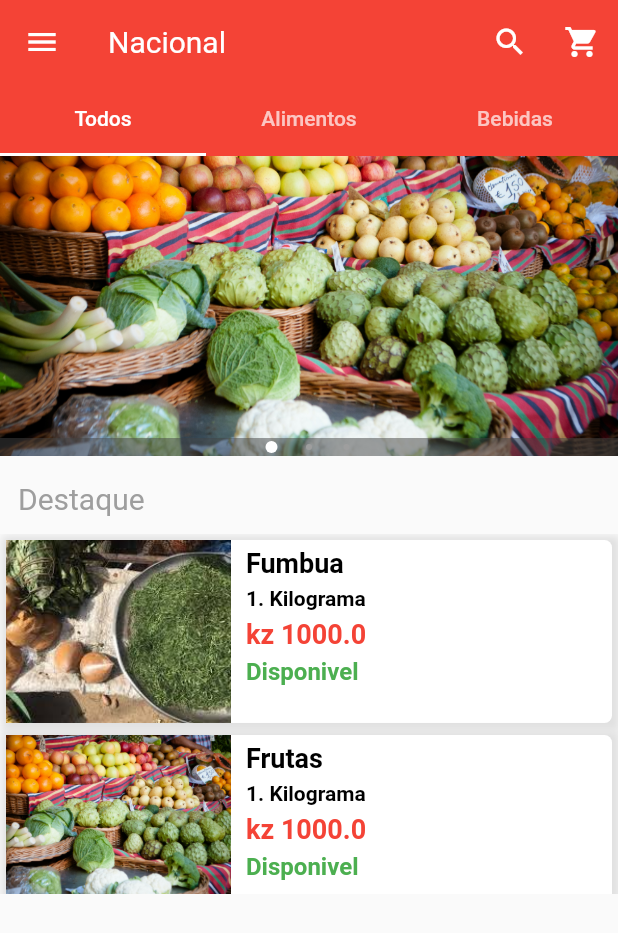
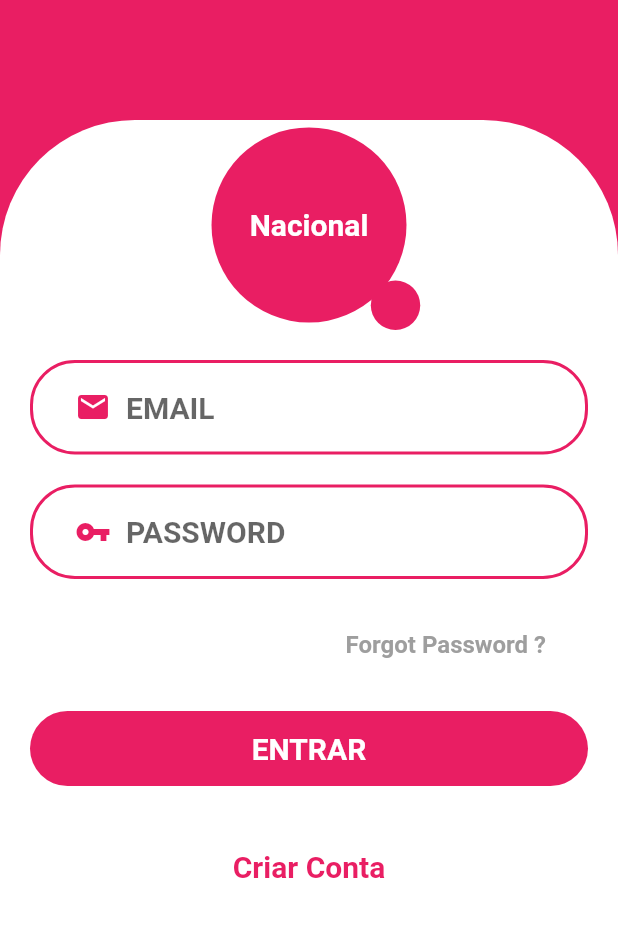
Before and after one commit to helmercap11/Nacional, a Flutter app: the screen it shows after launch, on a phone screen of 412 x 824 dp. Shown: the top 933 px of the screen. Run offline on Flutter 3.47's test engine with Material 2 defaults, Android fonts, the phone set to English and light mode, and no system bars; drawn by our look-alikes of carousel_pro; our stand-ins replace carousel_slider, font_awesome_flutter, splashscreen.

Commit message:
create login page

```diff
--- a/lib/main.dart
+++ b/lib/main.dart
@@ -15,7 +15,7 @@ class MyApp extends StatelessWidget {
       debugShowCheckedModeBanner: false,
       title: 'Nacional',
       theme: ThemeData(
-        primarySwatch: red,
+        primarySwatch: pink,
         visualDensity: VisualDensity.adaptivePlatformDensity,
       ),
       home: Splash(),
--- a/lib/src/const/global_const.dart
+++ b/lib/src/const/global_const.dart
@@ -1,7 +1,9 @@
 import 'package:flutter/material.dart';
 
+const pink = Colors.pink;
 const red = Colors.red;
 const white = Colors.white;
+const white70 = Colors.white70;
 const black = Colors.black;
 const grey = Colors.grey;
 const gren = Colors.green;
--- a/lib/src/screens/PayAllPage.dart
+++ b/lib/src/screens/PayAllPage.dart
@@ -17,6 +17,7 @@ class PayAllPage extends StatelessWidget {
     return Scaffold(
       appBar: AppBar(
         title: Text("Conferir Pedido"),
+        centerTitle: true,
       ),
       body: Container(
         child: Container(
@@ -131,7 +132,7 @@ class PayAllPage extends StatelessWidget {
                     size: 20,
                     color: white,
                   ),
-                  color: red,
+                  color: pink,
                   textColor: white,
                   elevation: 5,
                   height: 50.0,
@@ -166,7 +167,7 @@ class AddAll extends StatelessWidget {
               width: 50.0,
               height: 35.0,
               decoration: BoxDecoration(
-                  color: red,
+                  color: pink,
                   border: Border.all(color: white, width: 2.0),
                   borderRadius: BorderRadius.circular(5.0)),
               child: Center(
--- a/lib/src/screens/detail_all_page.dart
+++ b/lib/src/screens/detail_all_page.dart
@@ -10,6 +10,7 @@ class DetailAllPage extends StatelessWidget {
     return Scaffold(
       appBar: AppBar(
         title: Text("Detalhes do pedido"),
+        centerTitle: true,
       ),
       body: Container(
         padding: EdgeInsets.only(left: 15, right: 15, bottom: 150),
@@ -38,7 +39,7 @@ class DetailAllPage extends StatelessWidget {
                     ),
                     CustomText(
                       text: "1000.00",
-                      color: red,
+                      color: pink,
                       size: 20,
                       weight: FontWeight.w500,
                     )
@@ -62,7 +63,7 @@ class DetailAllPage extends StatelessWidget {
                     width: 200.0,
                     height: 45.0,
                     decoration: BoxDecoration(
-                      color: red,
+                      color: pink,
                       border: Border.all(color: white, width: 2.0),
                       borderRadius: BorderRadius.circular(10.0),
                     ),
--- /dev/null
+++ b/lib/src/screens/login_page.dart
@@ -0,0 +1,246 @@
+import 'package:flutter/material.dart';
+import 'package:nacional/src/const/global_const.dart';
+import 'package:nacional/src/screens/home_page.dart';
+import 'package:nacional/src/widgets/custom_text.dart';
+
+class LoginPage extends StatefulWidget {
+  @override
+  _LoginPageState createState() => _LoginPageState();
+}
+
+class _LoginPageState extends State<LoginPage> {
+  final GlobalKey<ScaffoldState> _scaffoldKey = new GlobalKey<ScaffoldState>();
+  TextEditingController _emailController = new TextEditingController();
+  TextEditingController _passwordController = new TextEditingController();
+  TextEditingController _nameController = new TextEditingController();
+  String _email;
+  String _password;
+  String _displayName;
+  bool _obsecure = false;
+
+  void _loginUser() {
+    _email = _emailController.text;
+    _password = _passwordController.text;
+    _emailController.clear();
+    _passwordController.clear();
+  }
+
+  void _homepage() {
+    Navigator.push(
+        context,
+        MaterialPageRoute(
+          builder: (context) => HomePage(),
+        ));
+  }
+
+  @override
+  Widget build(BuildContext context) {
+    Widget logo() {
+      return Padding(
+        padding: EdgeInsets.only(top: MediaQuery.of(context).size.height * 0),
+        child: Container(
+          width: MediaQuery.of(context).size.width,
+          height: 140,
+          child: Stack(
+            children: [
+              Positioned(
+                child: Align(
+                  child: Container(
+                    width: 130,
+                    height: 130,
+                    decoration:
+                        BoxDecoration(shape: BoxShape.circle, color: pink),
+                  ),
+                  alignment: Alignment.center,
+                ),
+              ),
+              Positioned(
+                  child: Container(
+                child: CustomText(
+                  text: "Nacional",
+                  size: 20,
+                  weight: FontWeight.bold,
+                  color: white,
+                ),
+                alignment: Alignment.center,
+              )),
+              Positioned(
+                width: MediaQuery.of(context).size.width * 0.08,
+                height: MediaQuery.of(context).size.width * 0.08,
+                bottom: 0,
+                right: MediaQuery.of(context).size.width * 0.32,
+                child: Container(
+                  decoration:
+                      BoxDecoration(shape: BoxShape.circle, color: Colors.pink),
+                ),
+              ),
+            ],
+          ),
+        ),
+      );
+    }
+
+    return Scaffold(
+      //backgroundColor: pink,
+      body: Container(
+        width: MediaQuery.of(context).size.width,
+        height: MediaQuery.of(context).size.height,
+        decoration: BoxDecoration(
+            gradient: LinearGradient(
+          colors: [
+            Colors.pink,
+            Colors.pink,
+          ],
+        )),
+        child: Padding(
+            child: Container(
+              child: Container(
+                //decoration: BoxDecoration(color: Theme.of(context).canvasColor),
+                child: ClipRRect(
+                  borderRadius: BorderRadius.only(
+                      topLeft: Radius.circular(90.0),
+                      topRight: Radius.circular(90.0)),
+                  child: Container(
+                    child: ListView(
+                      children: [
+                        Container(
+                          child: Column(
+                            mainAxisAlignment: MainAxisAlignment.center,
+                            children: [
+                              logo(),
+                              Padding(
+                                padding: EdgeInsets.only(bottom: 20, top: 20),
+                                child: _input(Icon(Icons.email), "EMAIL",
+                                    _emailController, false),
+                              ),
+                              Padding(
+                                padding: EdgeInsets.only(bottom: 20),
+                                child: _input(Icon(Icons.vpn_key), "PASSWORD",
+                                    _passwordController, true),
+                              ),
+                              Align(
+                                alignment: Alignment.centerRight,
+                                child: Padding(
+                                  padding: const EdgeInsets.only(right: 32),
+                                  child: FlatButton(
+                                    child: CustomText(
+                                      text: "Forgot Password ?",
+                                      color: grey,
+                                      weight: FontWeight.bold,
+                                    ),
+                                    onPressed: () {},
+                                  ),
+                                ),
+                              ),
+                              SizedBox(
+                                height: 20,
+                              ),
+                              Padding(
+                                padding: EdgeInsets.only(
+                                    left: 20,
+                                    right: 20,
+                                    bottom: MediaQuery.of(context)
+                                        .viewInsets
+                                        .bottom),
+                                child: Container(
+                                  child: _button(
+                                      "ENTRAR",
+                                      Colors.white,
+                                      Colors.pink,
+                                      Colors.pink,
+                                      Colors.white,
+                                      _homepage),
+                                  height: 50,
+                                  width: MediaQuery.of(context).size.width,
+                                ),
+                              ),
+                              SizedBox(
+                                height: 30,
+                              ),
+                              FlatButton(
+                                onPressed: () {
+                                  Navigator.push(
+                                      context,
+                                      MaterialPageRoute(
+                                        builder: (context) => HomePage(),
+                                      ));
+                                },
+                                child: CustomText(
+                                  text: "Criar Conta",
+                                  size: 20,
+                                  color: pink,
+                                  weight: FontWeight.w700,
+                                ),
+                              )
+                            ],
+                          ),
+                        ),
+                      ],
+                    ),
+                    height: MediaQuery.of(context).size.height / 1.1,
+                    width: MediaQuery.of(context).size.width,
+                    color: white,
+                  ),
+                ),
+              ),
+            ),
+            padding: EdgeInsets.only(top: 80)),
+      ),
+    );
+  }
+}
+
+Widget _input(
+    Icon icon, String hint, TextEditingController controller, bool obsecure) {
+  return Container(
+    padding: EdgeInsets.only(left: 20, right: 20),
+    child: TextField(
+      controller: controller,
+      obscureText: obsecure,
+      style: TextStyle(
+        fontSize: 20,
+      ),
+      decoration: InputDecoration(
+          hintStyle: TextStyle(fontWeight: FontWeight.bold, fontSize: 20),
+          hintText: hint,
+          enabledBorder: OutlineInputBorder(
+            borderRadius: BorderRadius.circular(30),
+            borderSide: BorderSide(
+              color: pink,
+              width: 2,
+            ),
+          ),
+          border: OutlineInputBorder(
+              borderRadius: BorderRadius.circular(30),
+              borderSide: BorderSide(
+                color: pink,
+                width: 3,
+              )),
+          prefixIcon: Padding(
+            child: IconTheme(data: IconThemeData(color: pink), child: icon),
+            padding: EdgeInsets.only(left: 30, right: 10),
+          )),
+    ),
+  );
+}
+
+Widget _button(String text, Color splashColor, Color highligthColor,
+    Color fillColor, Color textColor, void funcition()) {
+  return RaisedButton(
+      highlightElevation: 0.0,
+      splashColor: splashColor,
+      highlightColor: highligthColor,
+      elevation: 0.0,
+      color: fillColor,
+      shape:
+          RoundedRectangleBorder(borderRadius: new BorderRadius.circular(30.0)),
+      child: CustomText(
+        text: text,
+        color: textColor,
+        weight: FontWeight.bold,
+        size: 20,
+      ),
+      onPressed: () {
+        funcition();
+      });
+}
--- a/lib/src/tabs/all_tab.dart
+++ b/lib/src/tabs/all_tab.dart
@@ -16,9 +16,14 @@ class _AllTabState extends State<AllTab> {
     child: Carousel(
       boxFit: BoxFit.cover,
       images: [
-        AssetImage('images/frutas.jpg'),
-        AssetImage('images/frutas.jpg'),
-        AssetImage('images/frutas.jpg'),
+
+        NetworkImage("https://images.unsplash.com/photo-1496318447583-f524534e9ce1?ixlib=rb-1.2.1&ixid=eyJhcHBfaWQiOjEyMDd9&auto=format&fit=crop&w=400&q=60"),
+        NetworkImage("https://images.unsplash.com/photo-1563822249510-04678c78df85?ixlib=rb-1.2.1&ixid=eyJhcHBfaWQiOjEyMDd9&auto=format&fit=crop&w=400&q=60"),
+        NetworkImage("https://images.unsplash.com/photo-1476837579993-f1d3948f17c2?ixlib=rb-1.2.1&auto=format&fit=crop&w=400&q=60"),
+        NetworkImage("https://images.unsplash.com/photo-1559443922-3f698a0ff27a?ixlib=rb-1.2.1&ixid=eyJhcHBfaWQiOjEyMDd9&auto=format&fit=crop&w=400&q=60"),
+        NetworkImage("https://images.unsplash.com/photo-1497534446932-c925b458314e?ixlib=rb-1.2.1&ixid=eyJhcHBfaWQiOjEyMDd9&auto=format&fit=crop&w=400&q=60"),
+        NetworkImage("https://images.unsplash.com/photo-1550087560-0d40289f48ea?ixlib=rb-1.2.1&ixid=eyJhcHBfaWQiOjEyMDd9&auto=format&fit=crop&w=750&q=80"),
+        NetworkImage("https://images.unsplash.com/photo-1573208134098-d112fe111c06?ixlib=rb-1.2.1&ixid=eyJhcHBfaWQiOjEyMDd9&auto=format&fit=crop&w=750&q=80"),
       ],
       autoplay: true,
       animationCurve: Curves.fastLinearToSlowEaseIn,
--- a/lib/src/widgets/custom_drawer.dart
+++ b/lib/src/widgets/custom_drawer.dart
@@ -13,7 +13,7 @@ class CustomDrawer extends StatelessWidget {
           children: <Widget>[
             Container(
               height: 140,
-              color: red,
+              color: pink,
               child: Row(
                 crossAxisAlignment: CrossAxisAlignment.center,
                 mainAxisAlignment: MainAxisAlignment.spaceEvenly,
@@ -74,7 +74,7 @@ class CustomDrawer extends StatelessWidget {
               height: 60,
               width: double.infinity,
               padding: EdgeInsets.only(left: 10, top: 20),
-              color: red,
+              color: pink,
               child: CustomText(
                 text: "Suporte",
                 color: white,
--- a/lib/src/widgets/custom_tile.dart
+++ b/lib/src/widgets/custom_tile.dart
@@ -16,7 +16,7 @@ class CustomTile extends StatelessWidget {
         children: <Widget>[
           Icon(
             icon,
-            color: red,
+            color: pink,
             size: 35,
           ),
           SizedBox(width: 10,),
```
Also changed, not shown: lib/src/screens/splash_page.dart (+5 -3 lines), lib/src/widgets/custom_all.dart (+15 -3 lines), lib/src/widgets/custom_drink.dart (+6 -4 lines), lib/src/widgets/custom_sheet.dart (+10 -2 lines), lib/src/widgets/drink_items.dart (+5 -5 lines), lib/src/widgets/food_items.dart (+5 -5 lines), images/log.jpeg (added), images/logo.jpeg (added), lib/src/screens/register_page.dart (added), pubspec.lock, 1 other file.
